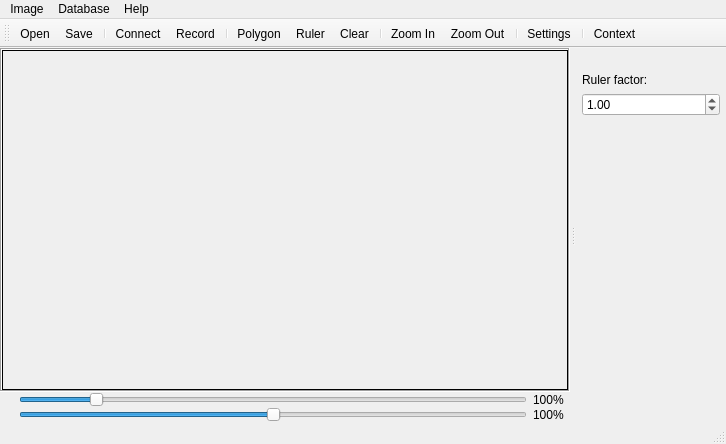
NazariyJaworskiGitHub/WoundAnalyzer, file Ui/mainwindow.ui: the form before one commit.
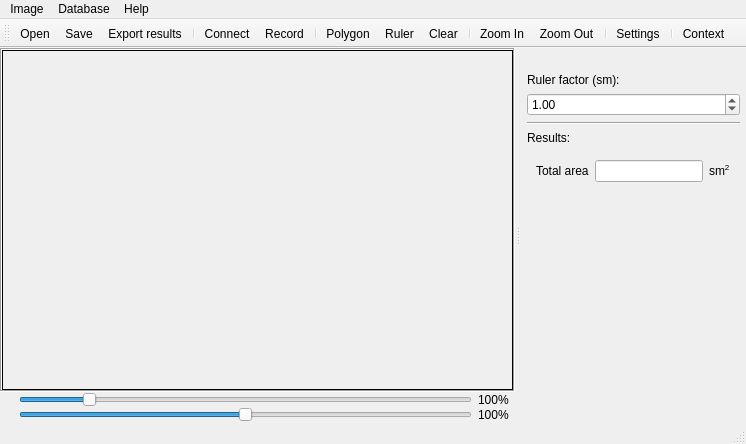
The form after the commit. Icons and pictures are not drawn. Custom widgets are drawn as their Qt base class.

Patch:
```diff
--- a/Ui/mainwindow.ui
+++ b/Ui/mainwindow.ui
@@ -6,7 +6,7 @@
    <rect>
     <x>0</x>
     <y>0</y>
-    <width>726</width>
+    <width>746</width>
     <height>444</height>
    </rect>
   </property>
@@ -55,7 +55,7 @@
         <rect>
          <x>0</x>
          <y>0</y>
-         <width>573</width>
+         <width>502</width>
          <height>315</height>
         </rect>
        </property>
@@ -227,7 +227,7 @@
     <rect>
      <x>0</x>
      <y>0</y>
-     <width>726</width>
+     <width>746</width>
      <height>21</height>
     </rect>
    </property>
@@ -278,6 +278,7 @@
    </attribute>
    <addaction name="actionOpen"/>
    <addaction name="actionSave"/>
+   <addaction name="actionExport_results"/>
    <addaction name="separator"/>
    <addaction name="actionConnect"/>
    <addaction name="actionRecord"/>
@@ -302,8 +303,8 @@
    </property>
    <property name="minimumSize">
     <size>
-     <width>150</width>
-     <height>111</height>
+     <width>208</width>
+     <height>306</height>
     </size>
    </property>
    <property name="features">
@@ -335,12 +336,15 @@
      <item>
       <widget class="QLabel" name="RulerFactorLabel">
        <property name="text">
-        <string>Ruler factor:</string>
+        <string>Ruler factor (sm):</string>
        </property>
       </widget>
      </item>
      <item>
       <widget class="QDoubleSpinBox" name="rulerFactorDoubleSpinBox">
+       <property name="maximum">
+        <double>99.989999999999995</double>
+       </property>
        <property name="singleStep">
         <double>0.100000000000000</double>
        </property>
@@ -349,6 +353,63 @@
        </property>
       </widget>
      </item>
+     <item>
+      <widget class="Line" name="line">
+       <property name="orientation">
+        <enum>Qt::Horizontal</enum>
+       </property>
+      </widget>
+     </item>
+     <item>
+      <widget class="QLabel" name="labelResults">
+       <property name="text">
+        <string>Results:</string>
+       </property>
+      </widget>
+     </item>
+     <item>
+      <layout class="QGridLayout" name="gridLayout">
+       <property name="leftMargin">
+        <number>9</number>
+       </property>
+       <property name="topMargin">
+        <number>9</number>
+       </property>
+       <property name="rightMargin">
+        <number>9</number>
+       </property>
+       <property name="bottomMargin">
+        <number>9</number>
+       </property>
+       <item row="0" column="0">
+        <widget class="QLabel" name="labelArea">
+         <property name="text">
+          <string>Total area</string>
+         </property>
+        </widget>
+       </item>
+       <item row="0" column="1">
+        <widget class="QLineEdit" name="lineEditArea">
+         <property name="acceptDrops">
+          <bool>false</bool>
+         </property>
+         <property name="dragEnabled">
+          <bool>true</bool>
+         </property>
+         <property name="readOnly">
+          <bool>true</bool>
+         </property>
+        </widget>
+       </item>
+       <item row="0" column="2">
+        <widget class="QLabel" name="labelMM2">
+         <property name="text">
+          <string>sm&lt;sup&gt;2&lt;/sup&gt;</string>
+         </property>
+        </widget>
+       </item>
+      </layout>
+     </item>
      <item>
       <spacer name="verticalSpacer">
        <property name="orientation">
@@ -518,6 +579,18 @@
     <string>Ctrl+-</string>
    </property>
   </action>
+  <action name="actionExport_results">
+   <property name="icon">
+    <iconset>
+     <normaloff>Icons/Export.png</normaloff>Icons/Export.png</iconset>
+   </property>
+   <property name="text">
+    <string>Export results...</string>
+   </property>
+   <property name="shortcut">
+    <string>Ctrl+E</string>
+   </property>
+  </action>
  </widget>
  <layoutdefault spacing="6" margin="11"/>
  <customwidgets>
```
Left out of the diff: 1 changed line with no effect on the pictures.
